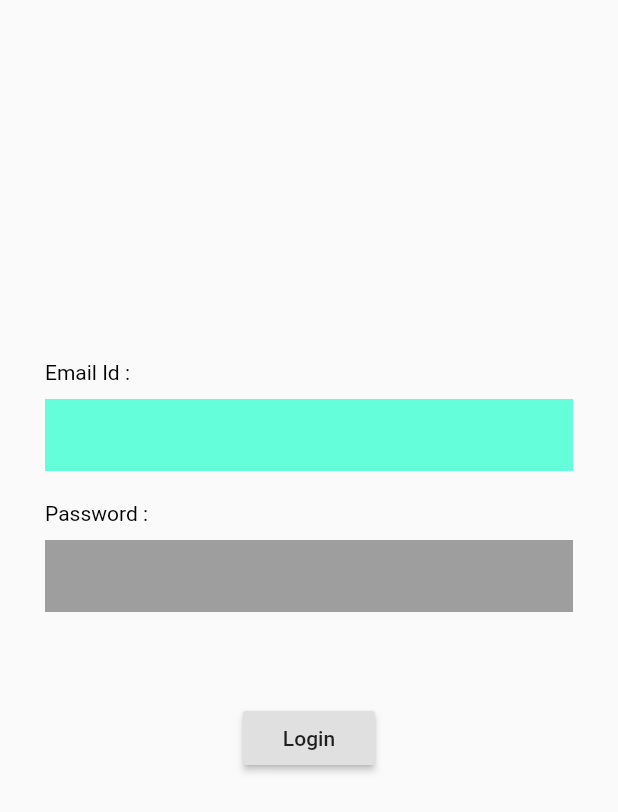
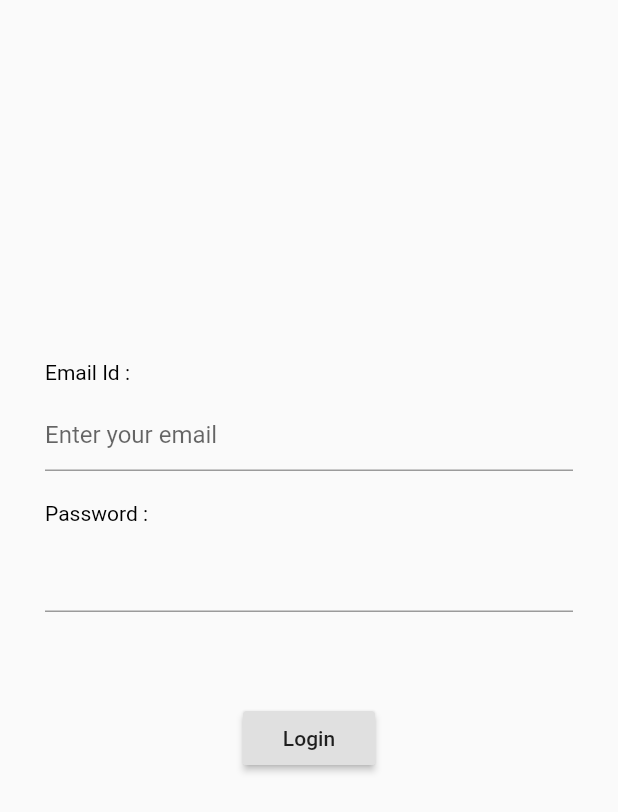
Before and after one commit to juwels1996/sharedpreference, a Flutter app: the screen it shows after launch, on a phone screen of 412 x 824 dp. Shown: the top 812 px of the screen. Run offline on Flutter 3.47's test engine with Material 2 defaults, Android fonts, the phone set to English and light mode, and no system bars; our stand-ins replace shared_preferences.

```diff
--- a/lib/home_screen.dart
+++ b/lib/home_screen.dart
@@ -5,7 +5,8 @@ class HomeScreen extends StatelessWidget {
 
   @override
   Widget build(BuildContext context) {
-    return Scaffold(
+    return Container(
+      color: Colors.teal,
 
 
     );
--- a/lib/main.dart
+++ b/lib/main.dart
@@ -1,4 +1,5 @@
 import 'package:flutter/material.dart';
+import 'package:flutter_shared_preferences/home_screen.dart';
 import 'package:shared_preferences/shared_preferences.dart';
 
 void main() {
@@ -13,7 +14,6 @@ class MyApp extends StatelessWidget {
     return MaterialApp(
       title: 'Flutter Demo',
       home: MyHome(),
-      // This trailing comma makes auto-formatting nicer for build methods.
     );
   }
 }
@@ -24,9 +24,9 @@ class MyHome extends StatefulWidget {
 }
 
 class _MyHomeState extends State<MyHome> {
-  TextEditingController emailController = new TextEditingController();
+  TextEditingController emailController =  TextEditingController();
 
-  TextEditingController passwordController = new TextEditingController();
+  TextEditingController passwordController =  TextEditingController();
   SharedPreferences? sharedPreferences;
 
   @override
@@ -80,9 +80,9 @@ class _MyHomeState extends State<MyHome> {
                       controller: emailController,
                       obscureText: false,
                       decoration: InputDecoration(
-                          border: InputBorder.none,
-                          fillColor: Colors.tealAccent,
-                          filled: true),
+                        hintText: "Enter your email"
+
+                          ),
                     ),
                   ],
                 ),
@@ -103,9 +103,7 @@ class _MyHomeState extends State<MyHome> {
                       controller: passwordController,
                       obscureText: true,
                       decoration: InputDecoration(
-                          border: InputBorder.none,
-                          fillColor: Colors.grey,
-                          filled: true),
+                      ),
                     ),
                   ],
                 ),
@@ -115,8 +113,10 @@ class _MyHomeState extends State<MyHome> {
               ),
               RaisedButton(
                 onPressed: () {
+
                   saveIntoLocalStorage(
-                      emailController.text, passwordController.text);
+                      emailController.text, passwordController.text
+                  );
                 },
                 child: Text(
                   "Login",
--- a/pubspec.yaml
+++ b/pubspec.yaml
@@ -29,7 +29,7 @@ environment:
 dependencies:
   flutter:
     sdk: flutter
-  shared_preferences: ^2.0.8
+  shared_preferences: ^2.0.13
 
 
   # The following adds the Cupertino Icons font to your application.
```
Also changed, not shown: pubspec.lock, 1 other file.
